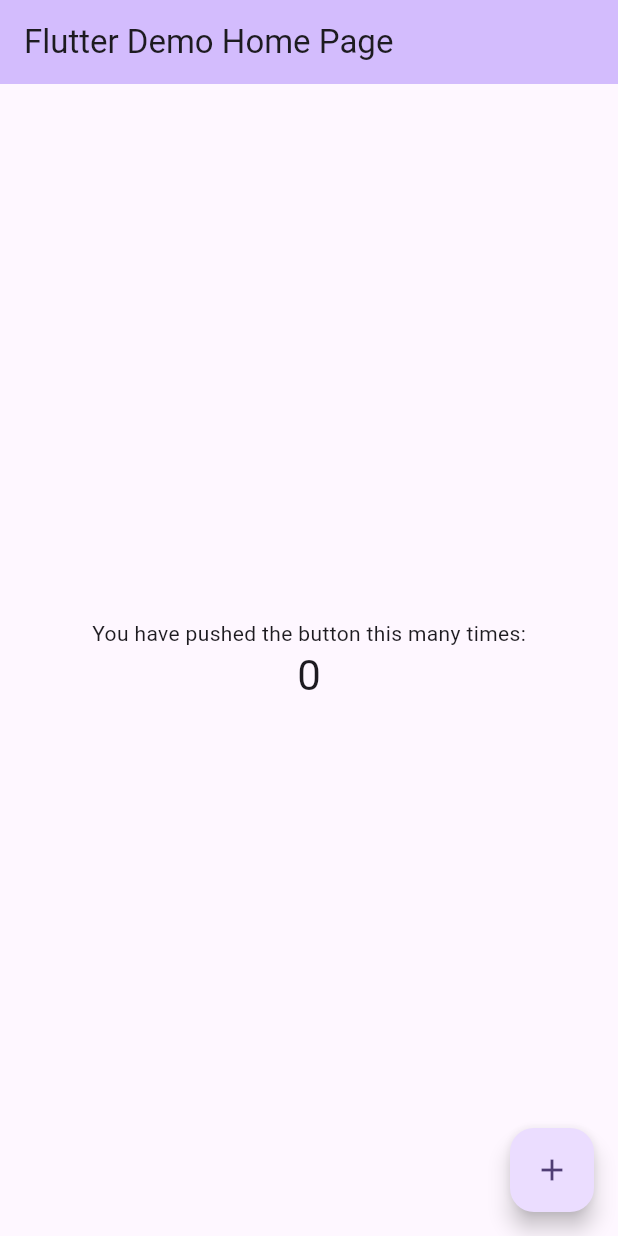
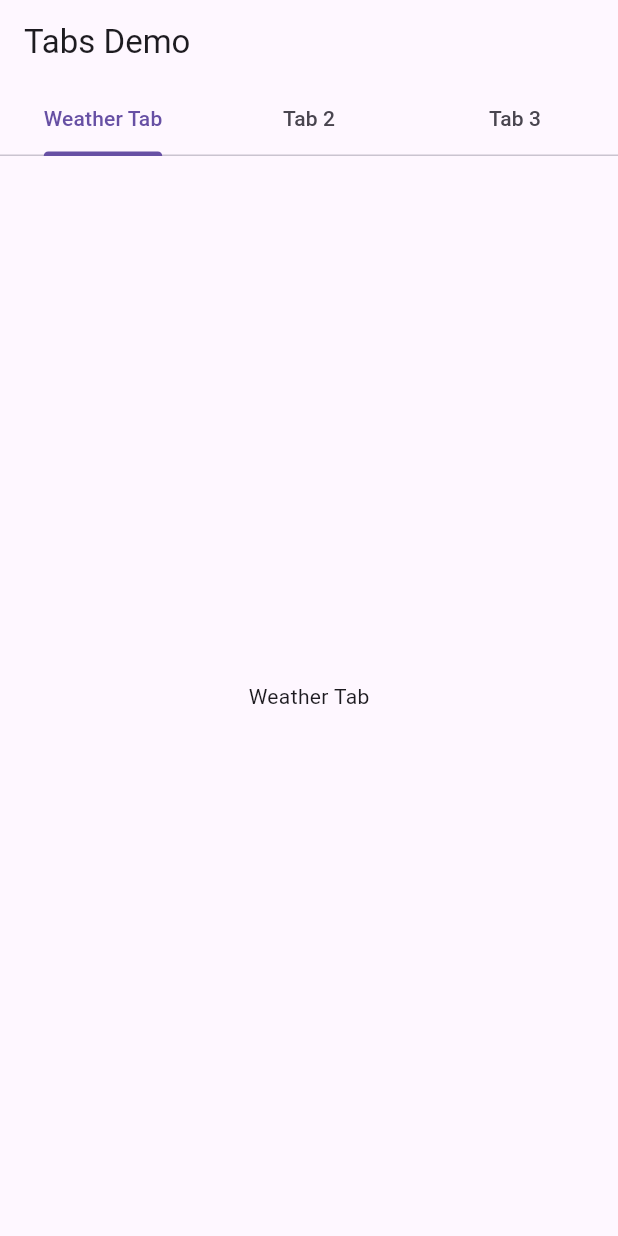
Before and after one commit to Jrollins13/simple-weather, a Flutter app: the screen it shows after launch, on a phone screen of 412 x 824 dp. Run offline on Flutter 3.47's test engine with Material 3 defaults, Android fonts, the phone set to English and light mode, and no system bars.

Commit message:
Created weather tab

```diff
--- a/lib/main.dart
+++ b/lib/main.dart
@@ -1,125 +1,92 @@
 import 'package:flutter/material.dart';
 
 void main() {
-  runApp(const MyApp());
+  runApp(MyApp());
 }
 
 class MyApp extends StatelessWidget {
-  const MyApp({super.key});
-
-  // This widget is the root of your application.
   @override
   Widget build(BuildContext context) {
     return MaterialApp(
-      title: 'Flutter Demo',
-      theme: ThemeData(
-        // This is the theme of your application.
-        //
-        // TRY THIS: Try running your application with "flutter run". You'll see
-        // the application has a purple toolbar. Then, without quitting the app,
-        // try changing the seedColor in the colorScheme below to Colors.green
-        // and then invoke "hot reload" (save your changes or press the "hot
-        // reload" button in a Flutter-supported IDE, or press "r" if you used
-        // the command line to start the app).
-        //
-        // Notice that the counter didn't reset back to zero; the application
-        // state is not lost during the reload. To reset the state, use hot
-        // restart instead.
-        //
-        // This works for code too, not just values: Most code changes can be
-        // tested with just a hot reload.
-        colorScheme: ColorScheme.fromSeed(seedColor: Colors.deepPurple),
-        useMaterial3: true,
+      home: DefaultTabController(
+        length: 3,
+        child: _TabsNonScrollableDemo(),
       ),
-      home: const MyHomePage(title: 'Flutter Demo Home Page'),
     );
   }
 }
 
-class MyHomePage extends StatefulWidget {
-  const MyHomePage({super.key, required this.title});
+class _TabsNonScrollableDemo extends StatefulWidget {
+  @override
+  __TabsNonScrollableDemoState createState() => __TabsNonScrollableDemoState();
+}
 
-  // This widget is the home page of your application. It is stateful, meaning
-  // that it has a State object (defined below) that contains fields that affect
-  // how it looks.
+class __TabsNonScrollableDemoState extends State<_TabsNonScrollableDemo>
+    with SingleTickerProviderStateMixin, RestorationMixin {
+  late TabController _tabController;
 
-  // This class is the configuration for the state. It holds the values (in this
-  // case the title) provided by the parent (in this case the App widget) and
-  // used by the build method of the State. Fields in a Widget subclass are
-  // always marked "final".
-
-  final String title;
+  final RestorableInt tabIndex = RestorableInt(0);
 
   @override
-  State<MyHomePage> createState() => _MyHomePageState();
-}
+  String get restorationId => 'tab_non_scrollable_demo';
 
-class _MyHomePageState extends State<MyHomePage> {
-  int _counter = 0;
+  @override
+  void restoreState(RestorationBucket? oldBucket, bool initialRestore) {
+    registerForRestoration(tabIndex, 'tab_index');
+    _tabController.index = tabIndex.value;
+  }
 
-  void _incrementCounter() {
-    setState(() {
-      // This call to setState tells the Flutter framework that something has
-      // changed in this State, which causes it to rerun the build method below
-      // so that the display can reflect the updated values. If we changed
-      // _counter without calling setState(), then the build method would not be
-      // called again, and so nothing would appear to happen.
-      _counter++;
+  @override
+  void initState() {
+    super.initState();
+    _tabController = TabController(
+      initialIndex: 0,
+      length: 3,
+      vsync: this,
+    );
+    _tabController.addListener(() {
+      setState(() {
+        tabIndex.value = _tabController.index;
+      });
     });
   }
 
   @override
+  void dispose() {
+    _tabController.dispose();
+    tabIndex.dispose();
+    super.dispose();
+  }
+
+  @override
   Widget build(BuildContext context) {
-    // This method is rerun every time setState is called, for instance as done
-    // by the _incrementCounter method above.
-    //
-    // The Flutter framework has been optimized to make rerunning build methods
-    // fast, so that you can just rebuild anything that needs updating rather
-    // than having to individually change instances of widgets.
+// For the ToDo task hint: consider defining the widget and name of the tabs here
+    final tabs = ['Weather Tab', 'Tab 2', 'Tab 3'];
+
     return Scaffold(
       appBar: AppBar(
-        // TRY THIS: Try changing the color here to a specific color (to
-        // Colors.amber, perhaps?) and trigger a hot reload to see the AppBar
-        // change color while the other colors stay the same.
-        backgroundColor: Theme.of(context).colorScheme.inversePrimary,
-        // Here we take the value from the MyHomePage object that was created by
-        // the App.build method, and use it to set our appbar title.
-        title: Text(widget.title),
-      ),
-      body: Center(
-        // Center is a layout widget. It takes a single child and positions it
-        // in the middle of the parent.
-        child: Column(
-          // Column is also a layout widget. It takes a list of children and
-          // arranges them vertically. By default, it sizes itself to fit its
-          // children horizontally, and tries to be as tall as its parent.
-          //
-          // Column has various properties to control how it sizes itself and
-          // how it positions its children. Here we use mainAxisAlignment to
-          // center the children vertically; the main axis here is the vertical
-          // axis because Columns are vertical (the cross axis would be
-          // horizontal).
-          //
-          // TRY THIS: Invoke "debug painting" (choose the "Toggle Debug Paint"
-          // action in the IDE, or press "p" in the console), to see the
-          // wireframe for each widget.
-          mainAxisAlignment: MainAxisAlignment.center,
-          children: <Widget>[
-            const Text(
-              'You have pushed the button this many times:',
-            ),
-            Text(
-              '$_counter',
-              style: Theme.of(context).textTheme.headlineMedium,
-            ),
+        automaticallyImplyLeading: false,
+        title: Text(
+          'Tabs Demo',
+        ),
+        bottom: TabBar(
+          controller: _tabController,
+          isScrollable: false,
+          tabs: [
+            for (final tab in tabs) Tab(text: tab),
           ],
         ),
       ),
-      floatingActionButton: FloatingActionButton(
-        onPressed: _incrementCounter,
-        tooltip: 'Increment',
-        child: const Icon(Icons.add),
-      ), // This trailing comma makes auto-formatting nicer for build methods.
+      body: TabBarView(
+        controller: _tabController,
+        children: [
+// hint for the to do task:Considering creating the different for different tabs
+          for (final tab in tabs)
+            Center(
+              child: Text(tab),
+            ),
+        ],
+      ),
     );
   }
 }
```
